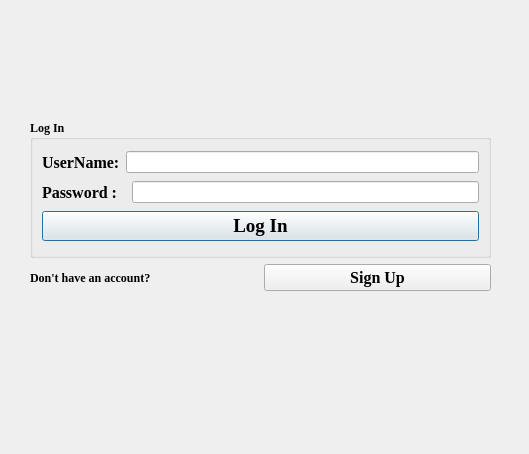
Old version of the form Guide_me/login.ui in the repository MARIO00410/Guide-Me.
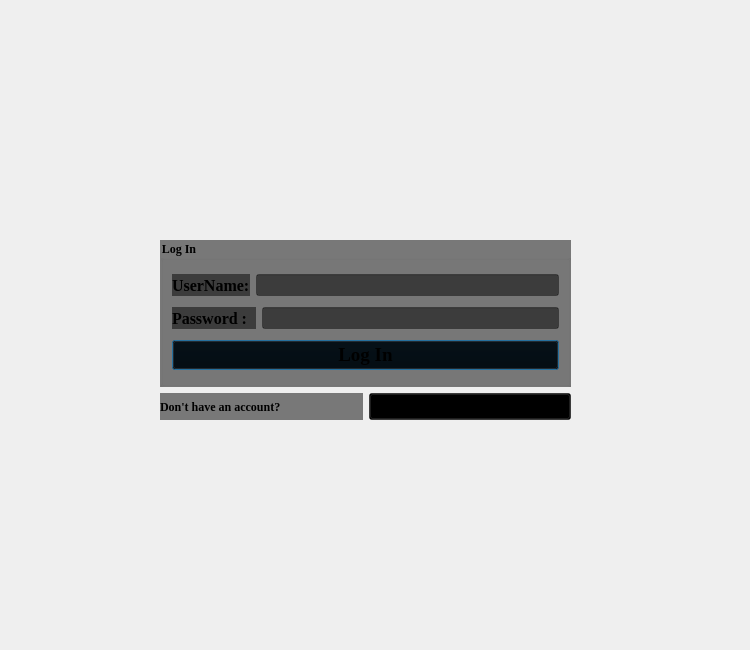
New version of the form.

Patch:
```diff
--- a/Guide_me/login.ui
+++ b/Guide_me/login.ui
@@ -6,20 +6,20 @@
    <rect>
     <x>0</x>
     <y>0</y>
-    <width>529</width>
-    <height>454</height>
+    <width>750</width>
+    <height>650</height>
    </rect>
   </property>
   <property name="windowTitle">
    <string>Dialog</string>
   </property>
-  <widget class="QWidget" name="">
+  <widget class="QWidget" name="layoutWidget">
    <property name="geometry">
     <rect>
-     <x>30</x>
-     <y>120</y>
-     <width>461</width>
-     <height>171</height>
+     <x>160</x>
+     <y>240</y>
+     <width>411</width>
+     <height>180</height>
     </rect>
    </property>
    <layout class="QVBoxLayout" name="verticalLayout_2">
@@ -31,6 +31,10 @@
         <bold>true</bold>
        </font>
       </property>
+      <property name="styleSheet">
+       <string notr="true">background-color: rgba(0, 0, 0, 0.5);
+</string>
+      </property>
       <property name="title">
        <string>Log In</string>
       </property>
@@ -108,6 +112,10 @@
           <bold>true</bold>
          </font>
         </property>
+        <property name="styleSheet">
+         <string notr="true">background-color: rgba(0, 0, 0, 0.5);
+</string>
+        </property>
         <property name="text">
          <string>Don't have an account?</string>
         </property>
@@ -122,6 +130,10 @@
           <bold>true</bold>
          </font>
         </property>
+        <property name="styleSheet">
+         <string notr="true">background-color: rgba(0, 0, 0, 0.5);
+</string>
+        </property>
         <property name="text">
          <string>Sign Up</string>
         </property>
```
